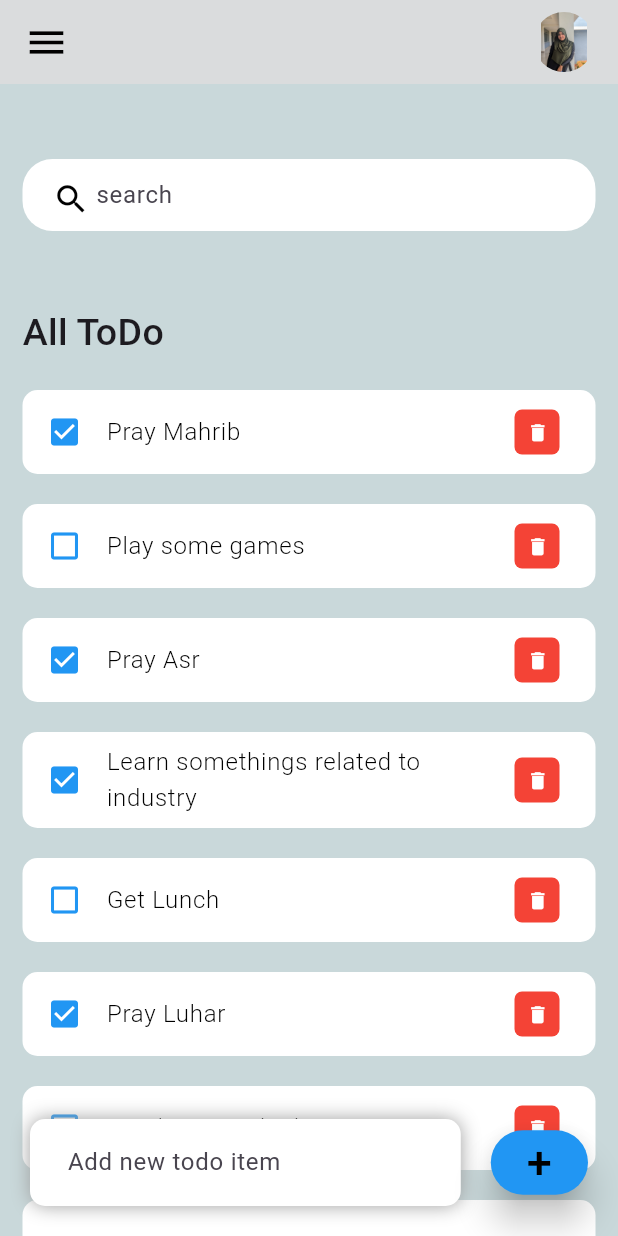
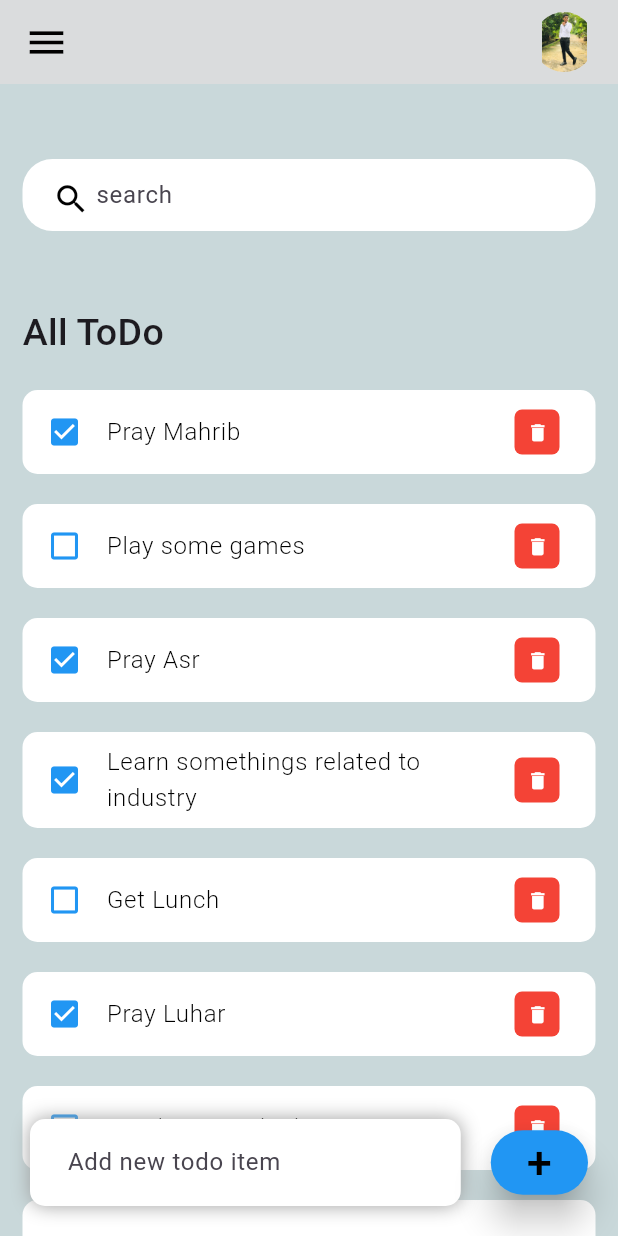
Before and after one commit to Faishana/ToDo_App, a Flutter app: the screen it shows after launch, on a phone screen of 412 x 824 dp. Run offline on Flutter 3.47's test engine with Material 3 defaults, Android fonts, the phone set to English and light mode, and no system bars.

Commit message:
final commit 2

```diff
--- a/lib/screens/home.dart
+++ b/lib/screens/home.dart
@@ -200,7 +200,7 @@ class _homeState extends State<home> {
             width: 40,
             child: ClipRRect(
               borderRadius: BorderRadius.circular(20),  //Make the box shape into oval shape
-              child: Image.asset("assets/images/Faishu1.jpeg"),
+              child: Image.asset("assets/images/bujuk1.jpg"),
             ),
           )
         ],
```
Also changed, not shown: lib/widgets/ToDoBox.dart (+9 -14 lines), assets/images/BG.jpg (deleted), assets/images/BG1.jpg (deleted), assets/images/Faishu1.jpeg (deleted), assets/images/bujuk1.jpg (added).
